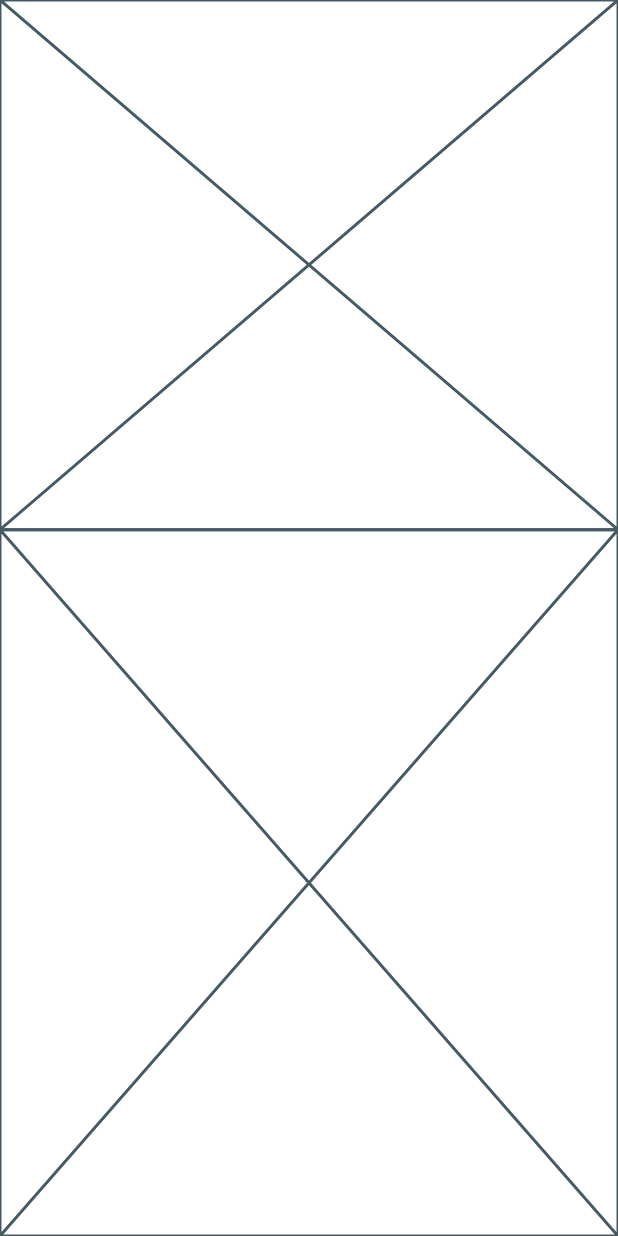
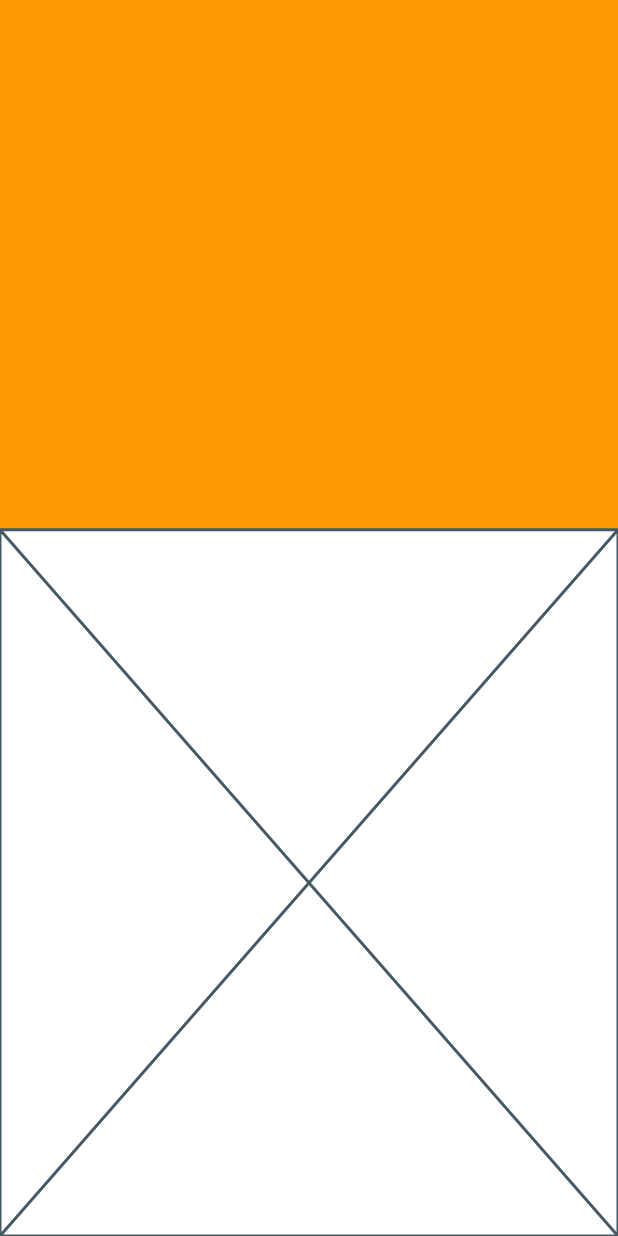
Before and after one commit to JAICHANGPARK/flutter_notebook_7th_story, a Flutter app: the screen it shows after launch, on a phone screen of 412 x 824 dp. Run offline on Flutter 3.47's test engine with Material 2 defaults, Android fonts, the phone set to English and light mode, and no system bars.

Commit message:
Update travel_main_page.dart

```diff
--- a/lib/ep500_travel_app/travel_main_page.dart
+++ b/lib/ep500_travel_app/travel_main_page.dart
@@ -23,7 +23,11 @@ class _TravelHomePageState extends State<TravelHomePage> {
         children: [
           Expanded(
             flex: 6,
-            child: Placeholder(),
+            child: Container(
+              decoration: BoxDecoration(
+                color: Colors.orange
+              ),
+            ),
           ),
           Expanded(
             flex: 8,
```
